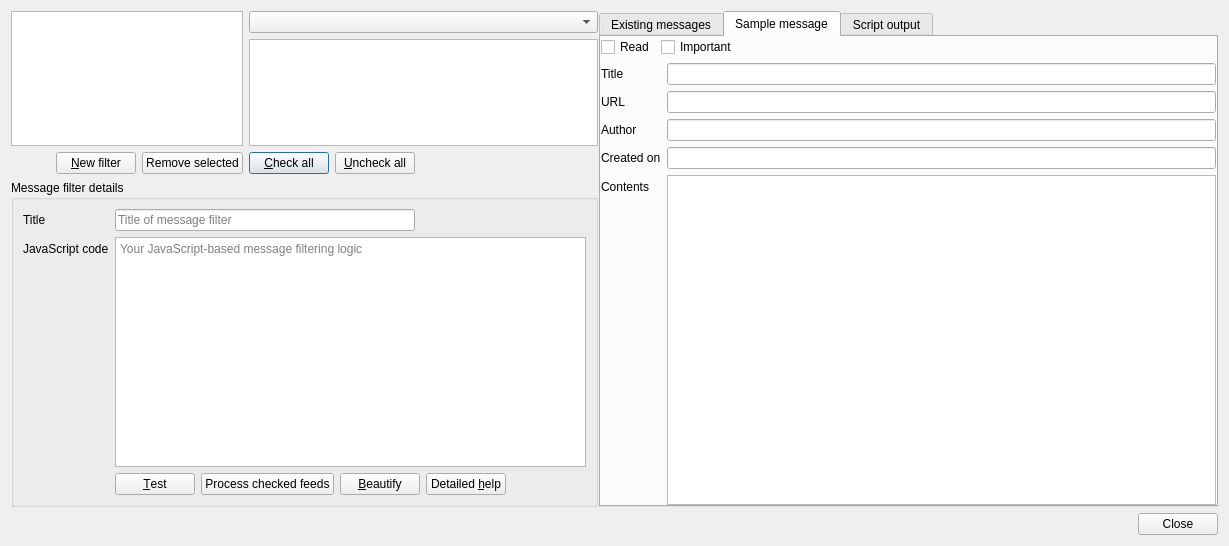
Qt form src/librssguard/gui/dialogs/formmessagefiltersmanager.ui (martinrotter/rssguard) before a commit.
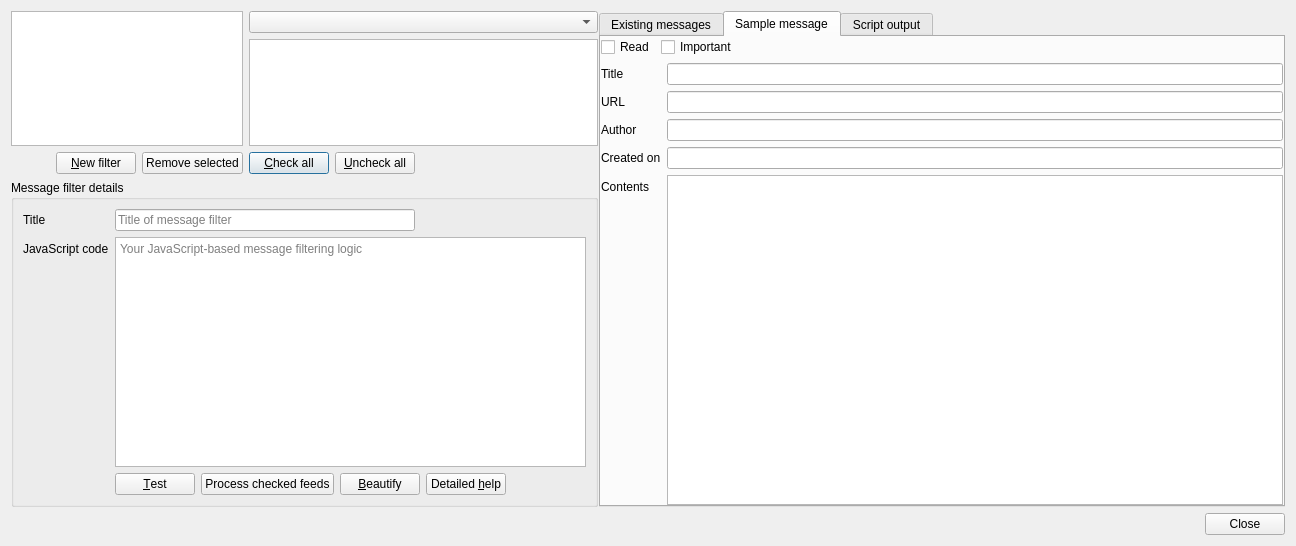
The same form after that commit.

Diff of the .ui file:
```diff
--- a/src/librssguard/gui/dialogs/formmessagefiltersmanager.ui
+++ b/src/librssguard/gui/dialogs/formmessagefiltersmanager.ui
@@ -6,7 +6,7 @@
    <rect>
     <x>0</x>
     <y>0</y>
-    <width>1229</width>
+    <width>1296</width>
     <height>546</height>
    </rect>
   </property>
```
